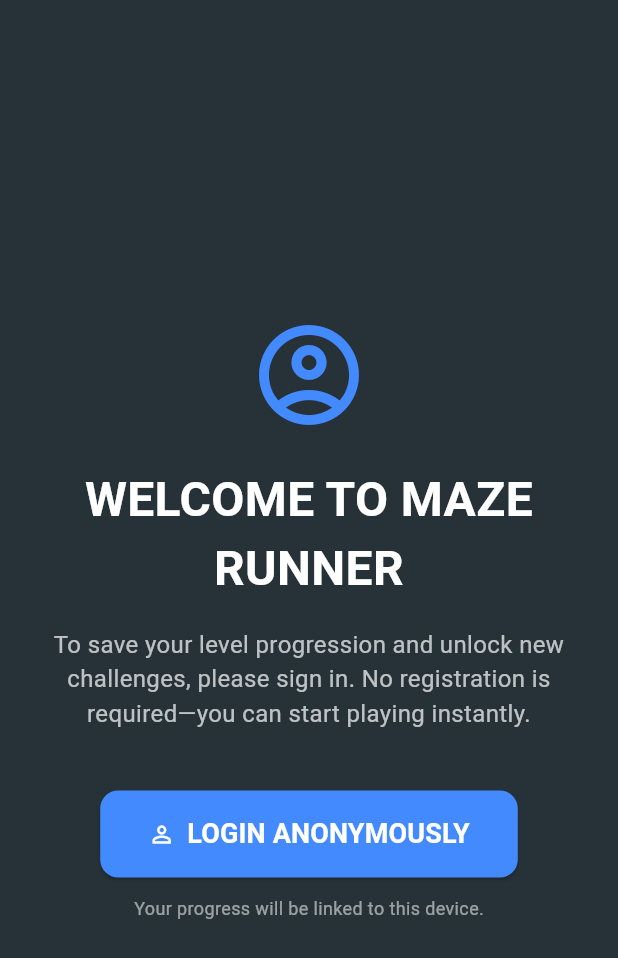
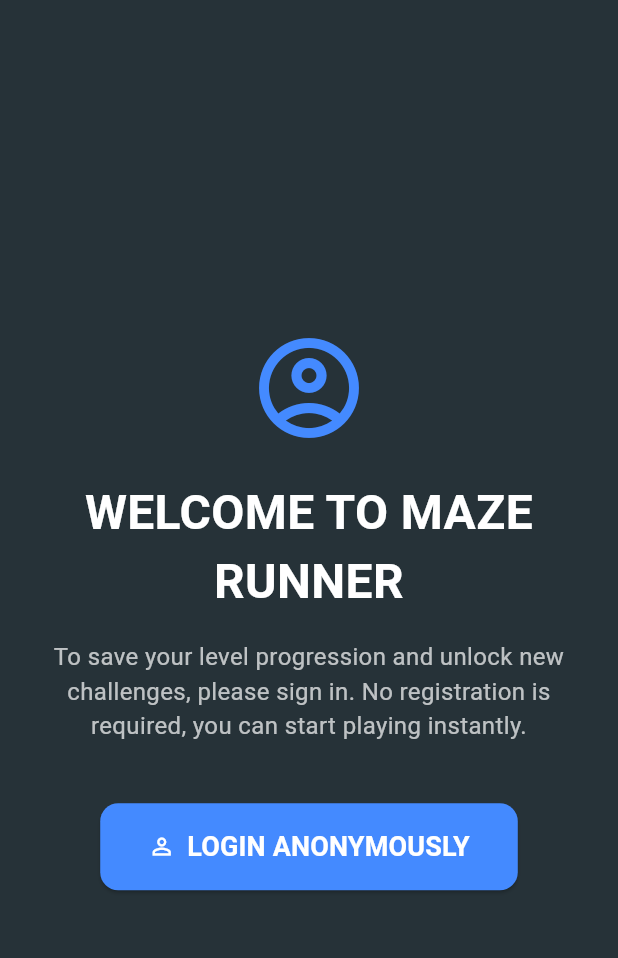
Before and after one commit to vikstrr1/maze-game, a Flutter app: the screen it shows after launch, on a phone screen of 412 x 824 dp. Shown: the top 958 px of the screen. Run offline on Flutter 3.47's test engine with Material 3 defaults, Android fonts, the phone set to English and light mode, and no system bars; our stand-ins replace cloud_firestore, firebase_auth, firebase_core, get; missing offline and left inert: flame; accounts and stored records are empty; statements that could not run were skipped.

Commit message:
style further

```diff
--- a/lib/src/screens/login_screen.dart
+++ b/lib/src/screens/login_screen.dart
@@ -37,7 +37,7 @@ class LoginScreen extends StatelessWidget {
                 const SizedBox(height: 16),
                 const Text(
                   'To save your level progression and unlock new challenges, please sign in. '
-                  'No registration is required—you can start playing instantly.',
+                  'No registration is required, you can start playing instantly.',
                   textAlign: TextAlign.center,
                   style: TextStyle(
                     fontSize: 16,
@@ -62,10 +62,6 @@ class LoginScreen extends StatelessWidget {
                   onPressed: () => userController.loginAnonymously(),
                 ),
                 const SizedBox(height: 12),
-                const Text(
-                  'Your progress will be linked to this device.',
-                  style: TextStyle(color: Colors.white54, fontSize: 12),
-                ),
               ],
             ),
           ),
```
